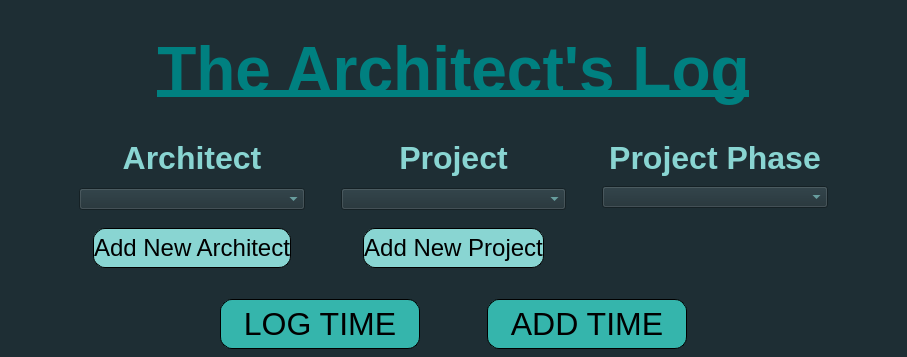
Old version of the form src/ui/MainWindow.ui in the repository CanMatthewCode/ArchitectsLog; both pictures show x 0 to 907 and y 0 to 357 of the 907 by 590 pixel window.
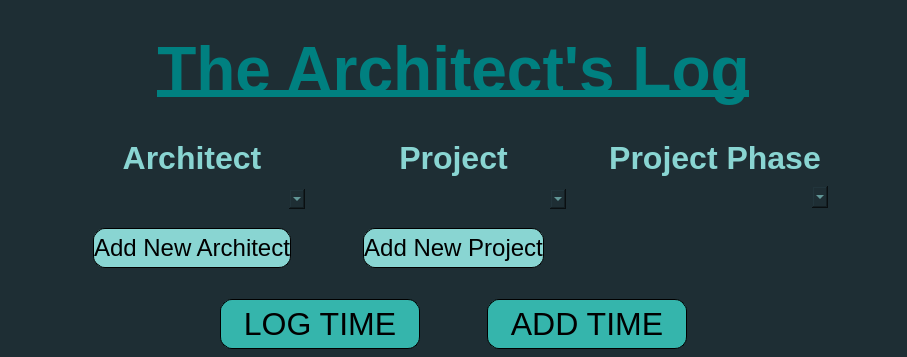
New version of the form.

```diff
--- a/src/ui/MainWindow.ui
+++ b/src/ui/MainWindow.ui
@@ -28,9 +28,12 @@
   <property name="styleSheet">
    <string notr="true">QComboBox{
 	color: #89D5D2;
+	background-color: #1E2E34;
+	border-radius: 6px;
 }
 QComboBox QAbstractItemView{
 	color: #89D5D2;
+	background-color: #1E2E34;
 }</string>
   </property>
   <widget class="QWidget" name="centralwidget">
```
